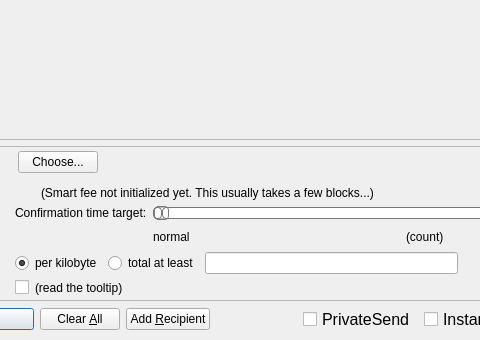
First picture: the form in src/qt/forms/sendcoinsdialog.ui, repository duality-solutions/Dynamic, before the edit; both pictures show x 127 to 607 and y 337 to 677 of the 850 by 677 pixel window.
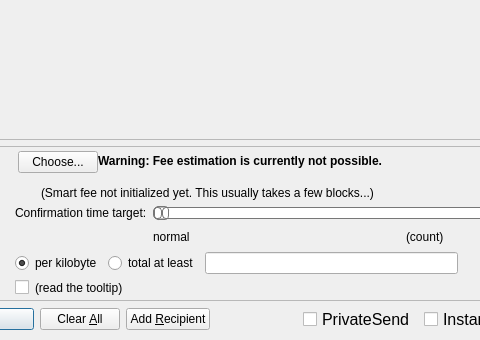
Second picture: the form after the edit. Custom widgets are drawn as their Qt base class.

Patch:
```diff
--- a/src/qt/forms/sendcoinsdialog.ui
+++ b/src/qt/forms/sendcoinsdialog.ui
@@ -759,6 +759,25 @@
             </item>
            </layout>
           </item>
+          <item>
+           <widget class="QLabel" name="fallbackFeeWarningLabel">
+            <property name="toolTip">
+             <string>Using the fallbackfee can result in sending a transaction that will take several hours or days (or never) to confirm. Consider choosing your fee manually or wait until your have validated the complete chain.</string>
+            </property>
+            <property name="font">
+            <font>
+                <weight>75</weight>
+                <bold>true</bold>
+            </font>
+            </property>
+            <property name="text">
+             <string>Warning: Fee estimation is currently not possible.</string>
+            </property>
+            <property name="wordWrap">
+             <bool>false</bool>
+            </property>
+           </widget>
+          </item>
           <item>
            <spacer name="horizontalSpacer_4">
             <property name="orientation">
```
